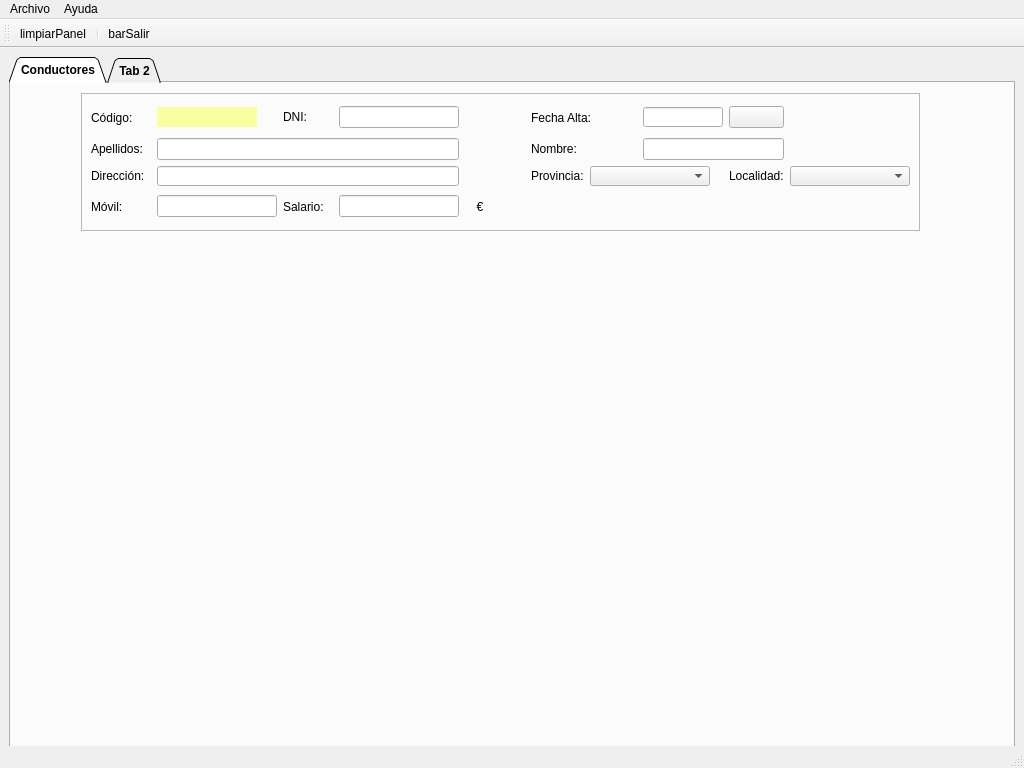
Above: MainWindow.ui from braisd11/CarTeis before the change. Below: the same form after it.
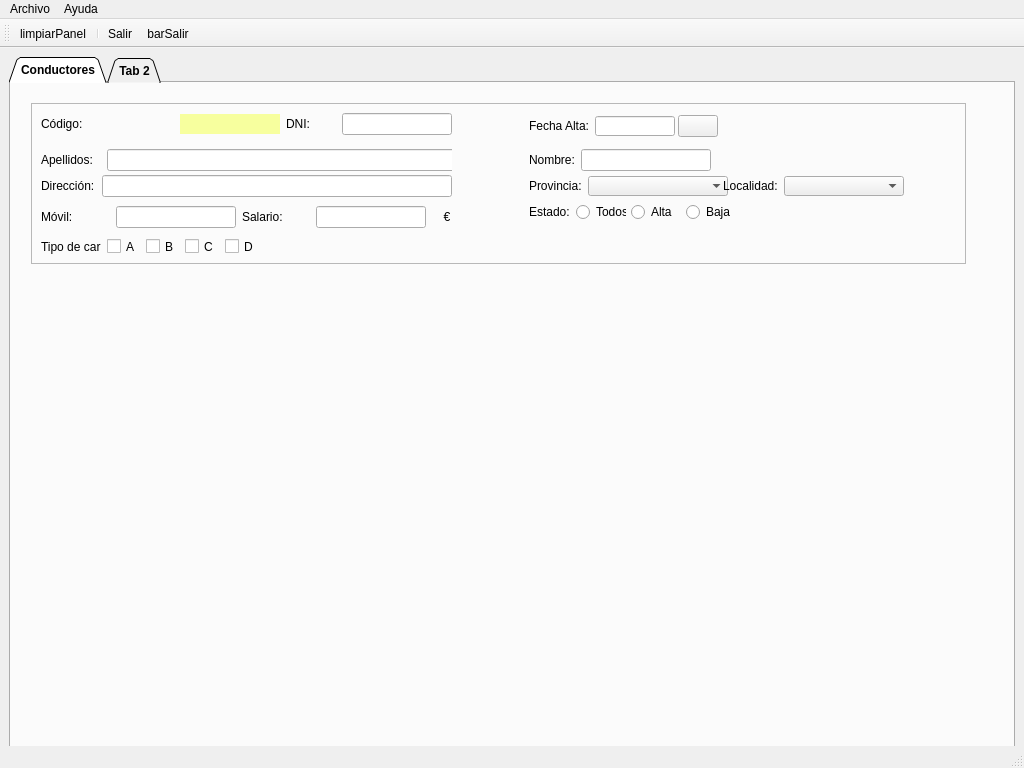
That is the form after the change. Icons and pictures are not drawn.

The edit to the form file:
```diff
--- a/MainWindow.ui
+++ b/MainWindow.ui
@@ -80,10 +80,10 @@
        <widget class="QFrame" name="frame">
         <property name="geometry">
          <rect>
-          <x>70</x>
-          <y>10</y>
-          <width>839</width>
-          <height>138</height>
+          <x>20</x>
+          <y>20</y>
+          <width>935</width>
+          <height>161</height>
          </rect>
         </property>
         <property name="frameShape">
@@ -92,8 +92,57 @@
         <property name="frameShadow">
          <enum>QFrame::Raised</enum>
         </property>
-        <layout class="QGridLayout" name="gridLayout_2">
-         <item row="0" column="0">
+        <widget class="QLabel" name="lblValidarDNI">
+         <property name="geometry">
+          <rect>
+           <x>432</x>
+           <y>10</y>
+           <width>60</width>
+           <height>30</height>
+          </rect>
+         </property>
+         <property name="sizePolicy">
+          <sizepolicy hsizetype="Fixed" vsizetype="Fixed">
+           <horstretch>60</horstretch>
+           <verstretch>30</verstretch>
+          </sizepolicy>
+         </property>
+         <property name="minimumSize">
+          <size>
+           <width>60</width>
+           <height>30</height>
+          </size>
+         </property>
+         <property name="maximumSize">
+          <size>
+           <width>60</width>
+           <height>30</height>
+          </size>
+         </property>
+         <property name="font">
+          <font>
+           <family>MV Boli</family>
+           <pointsize>14</pointsize>
+          </font>
+         </property>
+         <property name="text">
+          <string/>
+         </property>
+         <property name="alignment">
+          <set>Qt::AlignLeading|Qt::AlignLeft|Qt::AlignVCenter</set>
+         </property>
+        </widget>
+        <widget class="QWidget" name="">
+         <property name="geometry">
+          <rect>
+           <x>10</x>
+           <y>10</y>
+           <width>411</width>
+           <height>22</height>
+          </rect>
+         </property>
+         <layout class="QHBoxLayout" name="horizontalLayout_9">
+          <item>
           <widget class="QLabel" name="lblCodigo">
            <property name="minimumSize">
             <size>
@@ -106,7 +155,7 @@
            </property>
           </widget>
          </item>
-         <item row="0" column="1">
+          <item>
           <widget class="QLabel" name="lblCodBD">
            <property name="sizePolicy">
             <sizepolicy hsizetype="Fixed" vsizetype="Fixed">
@@ -131,7 +180,7 @@
            </property>
           </widget>
          </item>
-         <item row="0" column="2">
+          <item>
           <widget class="QLabel" name="lblDNI">
            <property name="sizePolicy">
             <sizepolicy hsizetype="Fixed" vsizetype="Fixed">
@@ -145,12 +194,18 @@
              <height>20</height>
             </size>
            </property>
+            <property name="maximumSize">
+             <size>
+              <width>50</width>
+              <height>20</height>
+             </size>
+            </property>
            <property name="text">
             <string>DNI:</string>
            </property>
           </widget>
          </item>
-         <item row="0" column="3">
+          <item>
           <widget class="QLineEdit" name="txtDNI">
            <property name="sizePolicy">
             <sizepolicy hsizetype="Fixed" vsizetype="Fixed">
@@ -160,57 +215,41 @@
            </property>
            <property name="minimumSize">
             <size>
-             <width>120</width>
+              <width>110</width>
              <height>20</height>
             </size>
            </property>
-           <property name="alignment">
-            <set>Qt::AlignCenter</set>
-           </property>
-          </widget>
-         </item>
-         <item row="0" column="4">
-          <widget class="QLabel" name="lblValidarDNI">
-           <property name="sizePolicy">
-            <sizepolicy hsizetype="Fixed" vsizetype="Fixed">
-             <horstretch>60</horstretch>
-             <verstretch>30</verstretch>
-            </sizepolicy>
-           </property>
-           <property name="minimumSize">
-            <size>
-             <width>60</width>
-             <height>30</height>
-            </size>
-           </property>
            <property name="maximumSize">
             <size>
-             <width>60</width>
-             <height>30</height>
-            </size>
-           </property>
-           <property name="font">
-            <font>
-             <family>MV Boli</family>
-             <pointsize>14</pointsize>
-            </font>
-           </property>
-           <property name="text">
-            <string/>
-           </property>
+              <width>110</width>
+              <height>16777215</height>
+             </size>
+            </property>
            <property name="alignment">
-            <set>Qt::AlignLeading|Qt::AlignLeft|Qt::AlignVCenter</set>
+             <set>Qt::AlignCenter</set>
            </property>
           </widget>
          </item>
-         <item row="0" column="5" colspan="2">
+         </layout>
+        </widget>
+        <widget class="QWidget" name="">
+         <property name="geometry">
+          <rect>
+           <x>498</x>
+           <y>10</y>
+           <width>189</width>
+           <height>26</height>
+          </rect>
+         </property>
+         <layout class="QHBoxLayout" name="horizontalLayout_3">
+          <item>
           <widget class="QLabel" name="lblFechaAlta">
            <property name="text">
             <string>Fecha Alta:</string>
            </property>
           </widget>
          </item>
-         <item row="0" column="7">
+          <item>
           <widget class="QLineEdit" name="txtDataDriver">
            <property name="sizePolicy">
             <sizepolicy hsizetype="Fixed" vsizetype="Fixed">
@@ -232,8 +271,20 @@
            </property>
           </widget>
          </item>
-         <item row="0" column="8">
+          <item>
           <widget class="QPushButton" name="btnCalendar">
+            <property name="minimumSize">
+             <size>
+              <width>40</width>
+              <height>0</height>
+             </size>
+            </property>
+            <property name="maximumSize">
+             <size>
+              <width>40</width>
+              <height>16777215</height>
+             </size>
+            </property>
            <property name="text">
             <string/>
            </property>
@@ -243,7 +294,19 @@
            </property>
           </widget>
          </item>
-         <item row="1" column="0">
+         </layout>
+        </widget>
+        <widget class="QWidget" name="">
+         <property name="geometry">
+          <rect>
+           <x>10</x>
+           <y>46</y>
+           <width>411</width>
+           <height>22</height>
+          </rect>
+         </property>
+         <layout class="QHBoxLayout" name="horizontalLayout_8">
+          <item>
           <widget class="QLabel" name="lblApel">
            <property name="minimumSize">
             <size>
@@ -256,52 +319,100 @@
            </property>
           </widget>
          </item>
-         <item row="1" column="1" colspan="3">
+          <item>
           <widget class="QLineEdit" name="txtApel">
            <property name="minimumSize">
             <size>
-             <width>300</width>
+              <width>350</width>
              <height>20</height>
             </size>
            </property>
-          </widget>
-         </item>
-         <item row="1" column="5">
+            <property name="maximumSize">
+             <size>
+              <width>350</width>
+              <height>16777215</height>
+             </size>
+            </property>
+           </widget>
+          </item>
+         </layout>
+        </widget>
+        <widget class="QWidget" name="">
+         <property name="geometry">
+          <rect>
+           <x>498</x>
+           <y>46</y>
+           <width>182</width>
+           <height>22</height>
+          </rect>
+         </property>
+         <layout class="QHBoxLayout" name="horizontalLayout_4">
+          <item>
           <widget class="QLabel" name="lblNombre">
            <property name="text">
             <string>Nombre:</string>
            </property>
           </widget>
          </item>
-         <item row="1" column="7" colspan="2">
+          <item>
           <widget class="QLineEdit" name="txtNombre"/>
          </item>
-         <item row="2" column="0">
+         </layout>
+        </widget>
+        <widget class="QWidget" name="">
+         <property name="geometry">
+          <rect>
+           <x>10</x>
+           <y>72</y>
+           <width>411</width>
+           <height>22</height>
+          </rect>
+         </property>
+         <layout class="QHBoxLayout" name="horizontalLayout_7">
+          <item>
           <widget class="QLabel" name="lblDirDriver">
            <property name="text">
             <string>Dirección:</string>
            </property>
           </widget>
          </item>
-         <item row="2" column="1" colspan="3">
+          <item>
           <widget class="QLineEdit" name="txtDirDriver">
            <property name="minimumSize">
             <size>
-             <width>300</width>
+              <width>350</width>
              <height>20</height>
             </size>
            </property>
-          </widget>
-         </item>
-         <item row="2" column="5">
+            <property name="maximumSize">
+             <size>
+              <width>350</width>
+              <height>16777215</height>
+             </size>
+            </property>
+           </widget>
+          </item>
+         </layout>
+        </widget>
+        <widget class="QWidget" name="">
+         <property name="geometry">
+          <rect>
+           <x>498</x>
+           <y>72</y>
+           <width>375</width>
+           <height>22</height>
+          </rect>
+         </property>
+         <layout class="QHBoxLayout" name="horizontalLayout_5">
+          <item>
           <widget class="QLabel" name="lblProv">
            <property name="text">
             <string>Provincia:</string>
            </property>
           </widget>
          </item>
-         <item row="2" column="6" colspan="2">
-          <widget class="QComboBox" name="cmbLocalidad_2">
+          <item>
+           <widget class="QComboBox" name="cmbProv">
            <property name="sizePolicy">
             <sizepolicy hsizetype="Preferred" vsizetype="Fixed">
              <horstretch>120</horstretch>
@@ -310,27 +421,27 @@
            </property>
            <property name="minimumSize">
             <size>
-             <width>120</width>
+              <width>140</width>
              <height>20</height>
             </size>
            </property>
            <property name="maximumSize">
             <size>
-             <width>120</width>
+              <width>140</width>
              <height>20</height>
             </size>
            </property>
           </widget>
          </item>
-         <item row="2" column="8">
+          <item>
           <widget class="QLabel" name="lblLoc">
            <property name="text">
             <string>Localidad:</string>
            </property>
           </widget>
          </item>
-         <item row="2" column="9">
-          <widget class="QComboBox" name="cmbLocalidad">
+          <item>
+           <widget class="QComboBox" name="cmbMuni">
            <property name="sizePolicy">
             <sizepolicy hsizetype="Preferred" vsizetype="Fixed">
              <horstretch>120</horstretch>
@@ -351,14 +462,26 @@
            </property>
           </widget>
          </item>
-         <item row="3" column="0">
+         </layout>
+        </widget>
+        <widget class="QWidget" name="">
+         <property name="geometry">
+          <rect>
+           <x>10</x>
+           <y>98</y>
+           <width>421</width>
+           <height>32</height>
+          </rect>
+         </property>
+         <layout class="QHBoxLayout" name="horizontalLayout_6">
+          <item>
           <widget class="QLabel" name="lblMovilDriver">
            <property name="text">
             <string>Móvil:</string>
            </property>
           </widget>
          </item>
-         <item row="3" column="1">
+          <item>
           <widget class="QLineEdit" name="txtMovilDriver">
            <property name="sizePolicy">
             <sizepolicy hsizetype="Fixed" vsizetype="Fixed">
@@ -377,14 +500,14 @@
            </property>
           </widget>
          </item>
-         <item row="3" column="2">
+          <item>
           <widget class="QLabel" name="lblSalario">
            <property name="text">
             <string>Salario:</string>
            </property>
           </widget>
          </item>
-         <item row="3" column="3">
+          <item>
           <widget class="QLineEdit" name="txtSalario">
            <property name="sizePolicy">
             <sizepolicy hsizetype="Fixed" vsizetype="Fixed">
@@ -394,16 +517,22 @@
            </property>
            <property name="minimumSize">
             <size>
-             <width>120</width>
+              <width>110</width>
              <height>20</height>
             </size>
            </property>
+            <property name="maximumSize">
+             <size>
+              <width>110</width>
+              <height>16777215</height>
+             </size>
+            </property>
            <property name="alignment">
             <set>Qt::AlignRight|Qt::AlignTrailing|Qt::AlignVCenter</set>
            </property>
           </widget>
          </item>
-         <item row="3" column="4">
+          <item>
           <widget class="QLabel" name="lblMoneda">
            <property name="sizePolicy">
             <sizepolicy hsizetype="Fixed" vsizetype="Fixed">
@@ -439,6 +568,130 @@
          </item>
         </layout>
        </widget>
+        <widget class="QWidget" name="">
+         <property name="geometry">
+          <rect>
+           <x>498</x>
+           <y>98</y>
+           <width>207</width>
+           <height>22</height>
+          </rect>
+         </property>
+         <layout class="QHBoxLayout" name="horizontalLayout">
+          <item>
+           <widget class="QLabel" name="lblEstado">
+            <property name="text">
+             <string>Estado:</string>
+            </property>
+           </widget>
+          </item>
+          <item>
+           <widget class="QRadioButton" name="rbtTodos">
+            <property name="minimumSize">
+             <size>
+              <width>50</width>
+              <height>20</height>
+             </size>
+            </property>
+            <property name="maximumSize">
+             <size>
+              <width>50</width>
+              <height>20</height>
+             </size>
+            </property>
+            <property name="text">
+             <string>Todos</string>
+            </property>
+           </widget>
+          </item>
+          <item>
+           <widget class="QRadioButton" name="rbtAlta">
+            <property name="minimumSize">
+             <size>
+              <width>50</width>
+              <height>20</height>
+             </size>
+            </property>
+            <property name="maximumSize">
+             <size>
+              <width>50</width>
+              <height>20</height>
+             </size>
+            </property>
+            <property name="text">
+             <string>Alta</string>
+            </property>
+           </widget>
+          </item>
+          <item>
+           <widget class="QRadioButton" name="rbtBaja">
+            <property name="minimumSize">
+             <size>
+              <width>50</width>
+              <height>20</height>
+             </size>
+            </property>
+            <property name="maximumSize">
+             <size>
+              <width>50</width>
+              <height>20</height>
+             </size>
+            </property>
+            <property name="text">
+             <string>Baja</string>
+            </property>
+           </widget>
+          </item>
+         </layout>
+        </widget>
+        <widget class="QWidget" name="">
+         <property name="geometry">
+          <rect>
+           <x>10</x>
+           <y>134</y>
+           <width>218</width>
+           <height>19</height>
+          </rect>
+         </property>
+         <layout class="QHBoxLayout" name="horizontalLayout_2">
+          <item>
+           <widget class="QLabel" name="labeltipocarnet">
+            <property name="text">
+             <string>Tipo de carnet:</string>
+            </property>
+           </widget>
+          </item>
+          <item>
+           <widget class="QCheckBox" name="chkA">
+            <property name="text">
+             <string>A</string>
+            </property>
+           </widget>
+          </item>
+          <item>
+           <widget class="QCheckBox" name="chkB">
+            <property name="text">
+             <string>B</string>
+            </property>
+           </widget>
+          </item>
+          <item>
+           <widget class="QCheckBox" name="chkC">
+            <property name="text">
+             <string>C</string>
+            </property>
+           </widget>
+          </item>
+          <item>
+           <widget class="QCheckBox" name="chkD">
+            <property name="text">
+             <string>D</string>
+            </property>
+           </widget>
+          </item>
+         </layout>
+        </widget>
+       </widget>
       </widget>
       <widget class="QWidget" name="tab_2">
        <property name="sizePolicy">
@@ -505,6 +758,7 @@
    </attribute>
    <addaction name="actionlimpiarPanel"/>
    <addaction name="separator"/>
+   <addaction name="actionSalir"/>
    <addaction name="actionbarSalir"/>
   </widget>
   <action name="actionSalir">
```
Left out of the diff: 25 changed lines with no effect on the pictures. Lines whose indentation alone changed are shown as unchanged.
